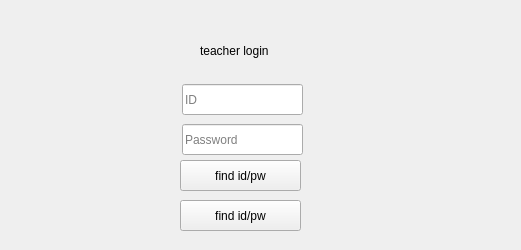
syarin03/EduApp, file main.ui: the form before one commit.
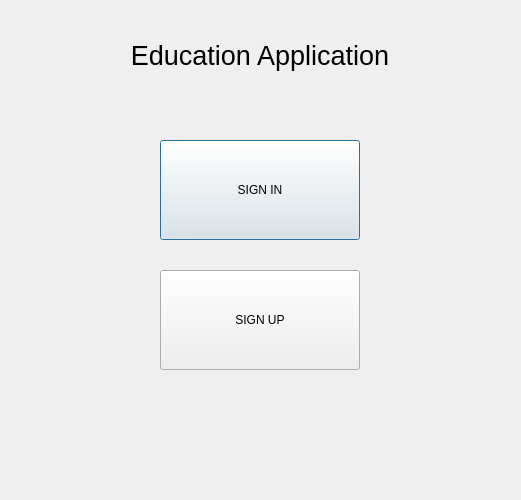
The form after the commit. The open tabs and pages were chosen to show the change.

Commit message: 기숙사 가서 마저 하려는 커밋

Patch:
```diff
--- a/main.ui
+++ b/main.ui
@@ -7,7 +7,7 @@
     <x>0</x>
     <y>0</y>
     <width>521</width>
-    <height>250</height>
+    <height>500</height>
    </rect>
   </property>
   <property name="windowTitle">
@@ -16,10 +16,10 @@
   <widget class="QStackedWidget" name="stackedWidget">
    <property name="geometry">
     <rect>
-     <x>-10</x>
+     <x>0</x>
      <y>0</y>
      <width>521</width>
-     <height>250</height>
+     <height>500</height>
     </rect>
    </property>
    <property name="currentIndex">
@@ -30,7 +30,7 @@
      <property name="geometry">
       <rect>
        <x>110</x>
-       <y>0</y>
+       <y>30</y>
        <width>300</width>
        <height>50</height>
       </rect>
@@ -50,36 +50,23 @@
     <widget class="QPushButton" name="sellogin_s">
      <property name="geometry">
       <rect>
-       <x>40</x>
-       <y>70</y>
+       <x>160</x>
+       <y>140</y>
        <width>200</width>
        <height>100</height>
       </rect>
      </property>
      <property name="text">
-      <string>LOGIN STUDENT</string>
+      <string>SIGN IN</string>
      </property>
     </widget>
     <widget class="QPushButton" name="sellogin_t">
      <property name="geometry">
       <rect>
-       <x>280</x>
-       <y>70</y>
+       <x>160</x>
+       <y>270</y>
        <width>200</width>
        <height>100</height>
-      </rect>
-     </property>
-     <property name="text">
-      <string>LOGIN TEACHER</string>
-     </property>
-    </widget>
-    <widget class="QPushButton" name="signupbtn">
-     <property name="geometry">
-      <rect>
-       <x>190</x>
-       <y>200</y>
-       <width>141</width>
-       <height>31</height>
       </rect>
      </property>
      <property name="text">
@@ -87,87 +74,8 @@
      </property>
     </widget>
    </widget>
-   <widget class="QWidget" name="login_teacher">
-    <widget class="QLineEdit" name="inputid_t">
-     <property name="geometry">
-      <rect>
-       <x>192</x>
-       <y>84</y>
-       <width>121</width>
-       <height>31</height>
-      </rect>
-     </property>
-     <property name="placeholderText">
-      <string>ID</string>
-     </property>
-    </widget>
-    <widget class="QLineEdit" name="inputpw_t">
-     <property name="geometry">
-      <rect>
-       <x>192</x>
-       <y>124</y>
-       <width>121</width>
-       <height>31</height>
-      </rect>
-     </property>
-     <property name="placeholderText">
-      <string>Password</string>
-     </property>
-    </widget>
-    <widget class="QPushButton" name="fint_t">
-     <property name="geometry">
-      <rect>
-       <x>190</x>
-       <y>200</y>
-       <width>121</width>
-       <height>31</height>
-      </rect>
-     </property>
-     <property name="contextMenuPolicy">
-      <enum>Qt::DefaultContextMenu</enum>
-     </property>
-     <property name="toolTipDuration">
-      <number>0</number>
-     </property>
-     <property name="text">
-      <string>find id/pw</string>
-     </property>
-    </widget>
-    <widget class="QLabel" name="login_t">
-     <property name="geometry">
-      <rect>
-       <x>210</x>
-       <y>40</y>
-       <width>91</width>
-       <height>21</height>
-      </rect>
-     </property>
-     <property name="text">
-      <string>teacher login</string>
-     </property>
-    </widget>
-    <widget class="QPushButton" name="logint_btn">
-     <property name="geometry">
-      <rect>
-       <x>190</x>
-       <y>160</y>
-       <width>121</width>
-       <height>31</height>
-      </rect>
-     </property>
-     <property name="contextMenuPolicy">
-      <enum>Qt::DefaultContextMenu</enum>
-     </property>
-     <property name="toolTipDuration">
-      <number>0</number>
-     </property>
-     <property name="text">
-      <string>find id/pw</string>
-     </property>
-    </widget>
-   </widget>
-   <widget class="QWidget" name="login_student">
-    <widget class="QLabel" name="login_s">
+   <widget class="QWidget" name="signin">
+    <widget class="QLabel" name="label_2">
      <property name="geometry">
       <rect>
        <x>220</x>
```
Left out of the diff: 159 changed lines with no effect on the pictures. The commit also changes 1 other file.
